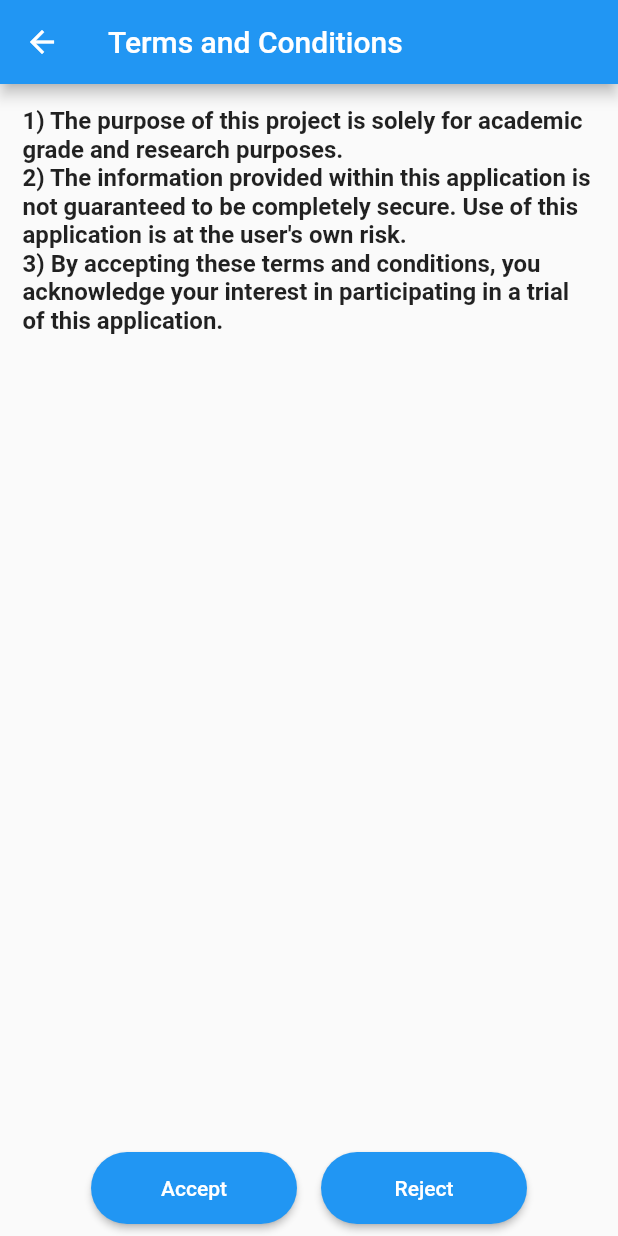
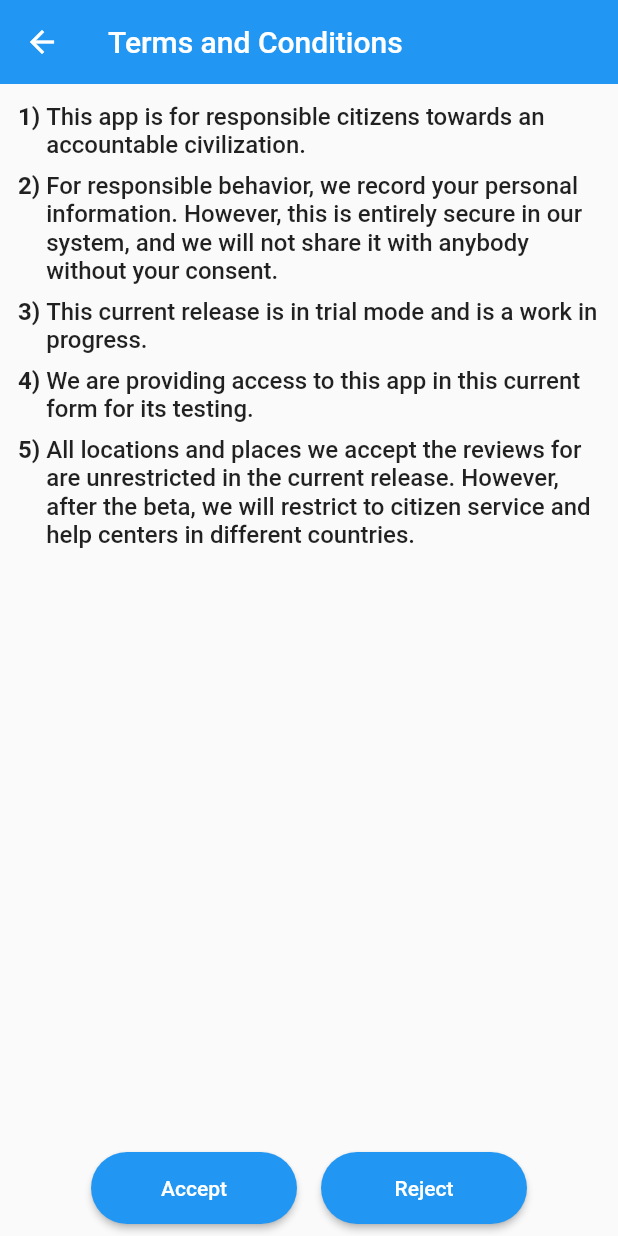
Before and after one commit to ronnie-36/dReview-Flutter-App, a Flutter app: the screen it shows after launch, after a tap on "Continue", on a phone screen of 412 x 824 dp. Run offline on Flutter 3.47's test engine with Material 2 defaults, Android fonts, the phone set to English and light mode, and no system bars.

Commit message:
UI Refinements, T&C changes.

```diff
--- a/lib/main.dart
+++ b/lib/main.dart
@@ -1,7 +1,10 @@
 import 'package:flutter/material.dart';
+import 'package:flutter/services.dart';
 import 'package:flutter_application_1/view/screens/splash_screen.dart';
 
 void main() {
+  SystemChrome.setSystemUIOverlayStyle(
+      SystemUiOverlayStyle(statusBarColor: Colors.transparent));
   runApp(const MyApp());
 }
 
@@ -16,6 +19,7 @@ class MyApp extends StatelessWidget {
       theme: ThemeData(
         primarySwatch: Colors.blue,
       ),
+      debugShowCheckedModeBanner: false,
       home: SplashScreen(),
     );
   }
--- a/lib/view/screens/first_screen.dart
+++ b/lib/view/screens/first_screen.dart
@@ -13,11 +13,11 @@ class FirstScreen extends StatelessWidget {
             crossAxisAlignment: CrossAxisAlignment.center,
             children: [
               Expanded(
-                  child:
-                  Padding(
-                    padding: EdgeInsets.all(15),
+                  child: Padding(
+                    padding: EdgeInsets.all(16),
                     child: Center(
-                      child: Text('\nDigital Transformation of Anti-Corruption technologies towards next-gen digital governance',
+                      child: Text(
+                        'Digital Transformation of Anti-Corruption technologies towards next-gen digital governance',
                         textAlign: TextAlign.center,
                         style: TextStyle(
                           fontSize: 36,
@@ -26,8 +26,7 @@ class FirstScreen extends StatelessWidget {
                         ),
                       ),
                     ),
-                  )
-              ),
+                  )),
               Row(
                 mainAxisAlignment: MainAxisAlignment.center,
                 children: [
@@ -35,8 +34,8 @@ class FirstScreen extends StatelessWidget {
                     name: 'Continue',
                     minWidth: MediaQuery.of(context).size.width / 2,
                     onPressed: () {
-                      Navigator.push(
-                          context, MaterialPageRoute(builder: (context) => SecondScreen()));
+                      Navigator.push(context,
+                          MaterialPageRoute(builder: (context) => SecondScreen()));
                     },
                   )
                 ],
--- a/lib/view/screens/second_screen.dart
+++ b/lib/view/screens/second_screen.dart
@@ -5,30 +5,70 @@ import 'package:flutter_application_1/view/widgets/custom_button.dart';
 import 'package:url_launcher/url_launcher_string.dart';
 
 class SecondScreen extends StatelessWidget {
-  const SecondScreen({super.key});
+  SecondScreen({super.key});
+
+  List<String> terms = [
+    'This app is for responsible citizens towards an accountable civilization.',
+    'For responsible behavior, we record your personal information. However, this is entirely secure in our system, and we will not share it with anybody without your consent.',
+    'This current release is in trial mode and is a work in progress.',
+    'We are providing access to this app in this current form for its testing.',
+    'All locations and places we accept the reviews for are unrestricted in the current release. However, after the beta, we will restrict to citizen service and help centers in different countries.',
+  ];
 
   @override
   Widget build(BuildContext context) {
     return Scaffold(
-      appBar: AppBar(title: const Text('Terms and Conditions'),),
+      appBar: AppBar(
+        title: const Text('Terms and Conditions'),
+        elevation: 0,
+      ),
       body: SafeArea(
           child: Column(
             crossAxisAlignment: CrossAxisAlignment.center,
             children: [
               Expanded(
-                  child:
-                  Padding(
-                    padding: EdgeInsets.all(15),
-                    child: Text('1) The purpose of this project is solely for academic grade and research purposes. \n'
-                        '2) The information provided within this application is not guaranteed to be completely secure. Use of this application is at the user\'s own risk. \n'
-                        '3) By accepting these terms and conditions, you acknowledge your interest in participating in a trial of this application.',
-                      style: TextStyle(
-                        fontSize: 16,
-                        fontWeight: FontWeight.bold,
-                      ),
-                    ),
-                  )
+                child: ListView.builder(
+                    padding: EdgeInsets.all(8),
+                    itemCount: terms.length,
+                    itemBuilder: (BuildContext context, int index) {
+                      return Container(
+                        padding: EdgeInsets.all(2),
+                        margin: EdgeInsets.all(2),
+                        child: Row(
+                          crossAxisAlignment: CrossAxisAlignment.start,
+                          children: [
+                            Text(
+                              (index + 1).toString() + ') ',
+                              style: TextStyle(
+                                fontSize: 16,
+                                fontWeight: FontWeight.bold,
+                              ),
+                            ),
+                            Expanded(
+                                child: Text(
+                                  terms[index],
+                                  style: TextStyle(
+                                      fontSize: 16, fontWeight: FontWeight.w500),
+                                ))
+                          ],
+                        ),
+                      );
+                    }),
               ),
+              // Expanded(
+              //     child: Padding(
+              //   padding: EdgeInsets.all(15),
+              //   child: Text(
+              //     '1) The purpose of this project is solely for academic grade and research purposes. \n'
+              //     '2) The information provided within this application is not guaranteed to be completely secure. Use of this application is at the user\'s own risk. \n'
+              //     '3) By accepting these terms and conditions, you acknowledge your interest in participating in a trial of this application.',
+              //     style: TextStyle(
+              //       fontSize: 16,
+              //       fontWeight: FontWeight.bold,
+              //     ),
+              //   ),
+              // )),
+
               // TextButton(
               //   onPressed: () {
               //     Navigator.push(
--- a/lib/view/screens/splash_screen.dart
+++ b/lib/view/screens/splash_screen.dart
@@ -25,6 +25,8 @@ class _SplashScreenState extends State<SplashScreen> {
   Widget build(BuildContext context) {
     return Scaffold(
       body: Container(
+        margin: EdgeInsets.all(48),
+        padding: EdgeInsets.all(48),
         child: Center(
           child: Image.asset('asset/icons/AppIcon.png'),
         ),
```
Also changed, not shown: lib/view/screens/terms_and_conditions_screen.dart (+9 -5 lines).
